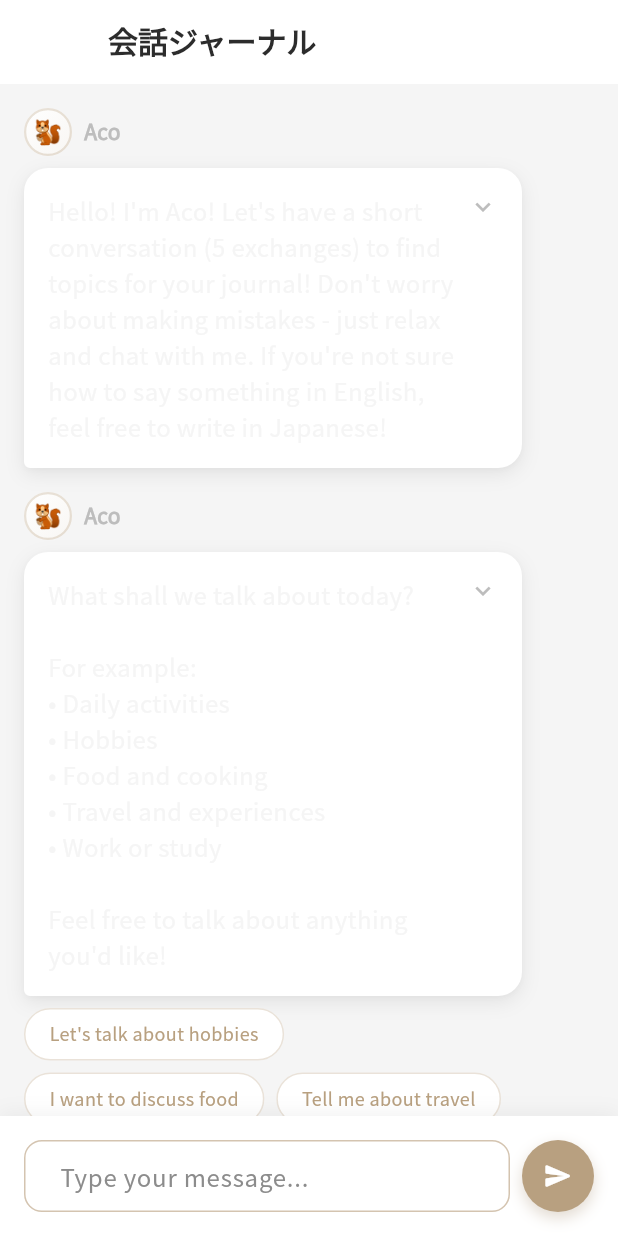
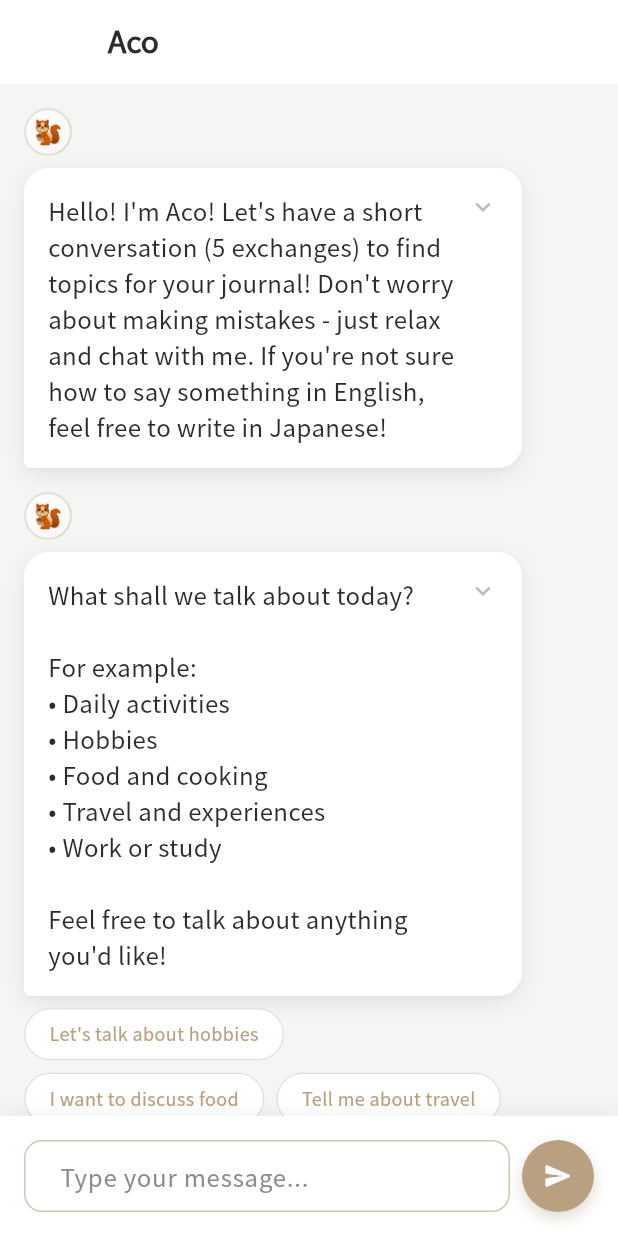
Before and after one commit to LB-KosukeTamogami/Journal-, a Flutter app: the ConversationJournalScreen screen opened directly, on a phone screen of 412 x 824 dp. Run offline on Flutter 3.47's test engine with Material 3 defaults, Android fonts, the phone set to English and light mode, and no system bars; drawn by our look-alikes of flutter_animate; our stand-ins replace fl_chart, google_fonts, shared_preferences, supabase_flutter, table_calendar; missing offline and left inert: dart:html, dart:js; accounts and stored records are empty.

Commit message:
fix: 会話ジャーナル画面のUI改善とVercelビルドコマンド修正

```diff
--- a/lib/screens/conversation_journal_screen.dart
+++ b/lib/screens/conversation_journal_screen.dart
@@ -192,10 +192,10 @@ class _ConversationJournalScreenState extends State<ConversationJournalScreen> {
     return Scaffold(
       backgroundColor: Theme.of(context).scaffoldBackgroundColor,
       appBar: AppBar(
-        title: Text('会話ジャーナル', style: AppTheme.headline3),
+        title: Text('Aco', style: AppTheme.headline3),
         backgroundColor: Theme.of(context).appBarTheme.backgroundColor,
         elevation: 0,
-        iconTheme: IconThemeData(color: Colors.white),
+        iconTheme: IconThemeData(color: AppTheme.lightColors.onPrimary),
         actions: [
           // 会話を終了ボタン（初期メッセージ以外がある場合、または5ラリー完了時）
           if (_messages.length > 2 || _messageCount >= 5) // 初期メッセージ以外がある場合のみ表示
@@ -257,7 +257,7 @@ class _ConversationJournalScreenState extends State<ConversationJournalScreen> {
       child: Column(
         crossAxisAlignment: isUser ? CrossAxisAlignment.end : CrossAxisAlignment.start,
         children: [
-          // Acoの場合、アイコンと名前を表示
+          // Acoの場合、アイコンのみを表示（LINE風）
           if (!isUser) ...[
             Row(
               children: [
@@ -288,14 +288,6 @@ class _ConversationJournalScreenState extends State<ConversationJournalScreen> {
                       '🐿',
                       style: TextStyle(fontSize: 16),
                     ),
-                  ),
-                ),
-                const SizedBox(width: 8),
-                Text(
-                  'Aco',
-                  style: AppTheme.body2.copyWith(
-                    fontWeight: FontWeight.w600,
-                    color: AppTheme.textSecondary,
                   ),
                 ),
               ],
@@ -342,7 +334,7 @@ class _ConversationJournalScreenState extends State<ConversationJournalScreen> {
                                         child: Text(
                                           _getEnglishPart(message.text),
                                           style: AppTheme.body1.copyWith(
-                                            color: AppTheme.textPrimary,
+                                            color: Theme.of(context).textTheme.bodyLarge?.color ?? AppTheme.textPrimary,
                                           ),
                                         ),
                                       ),
@@ -403,7 +395,7 @@ class _ConversationJournalScreenState extends State<ConversationJournalScreen> {
                             Text(
                               message.text,
                               style: AppTheme.body1.copyWith(
-                                color: isUser ? Colors.white : AppTheme.textPrimary,
+                                color: isUser ? Colors.white : (Theme.of(context).textTheme.bodyLarge?.color ?? AppTheme.textPrimary),
                               ),
                             ),
                           ],
```
Also changed, not shown: vercel.json, 5 other files.
